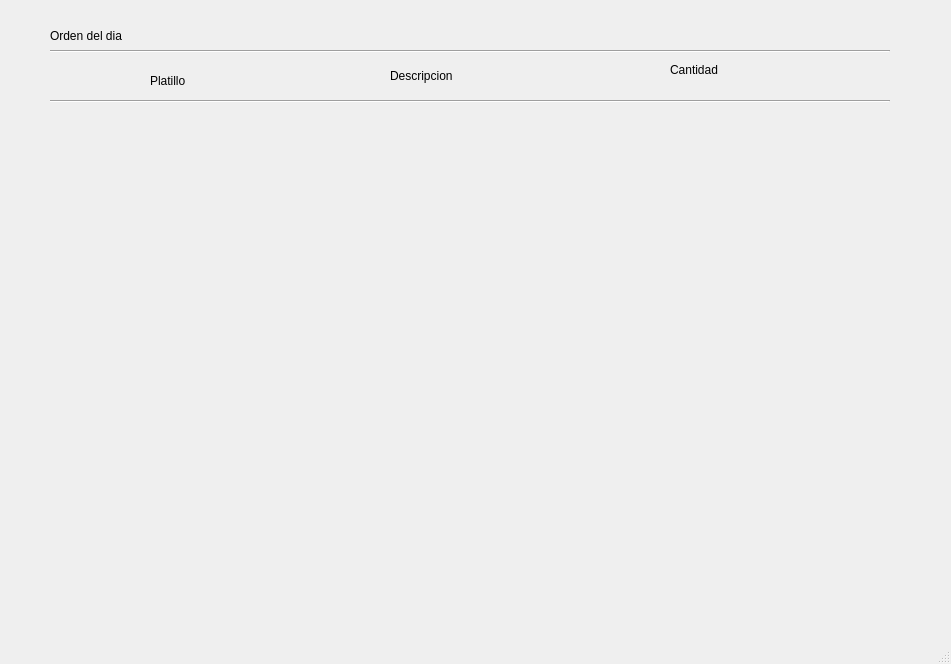
Before: the Qt Designer form Restaurante/Cocinero/principal_cocinero.ui in camvaz/restaurante-ihc, drawn with Qt 5.
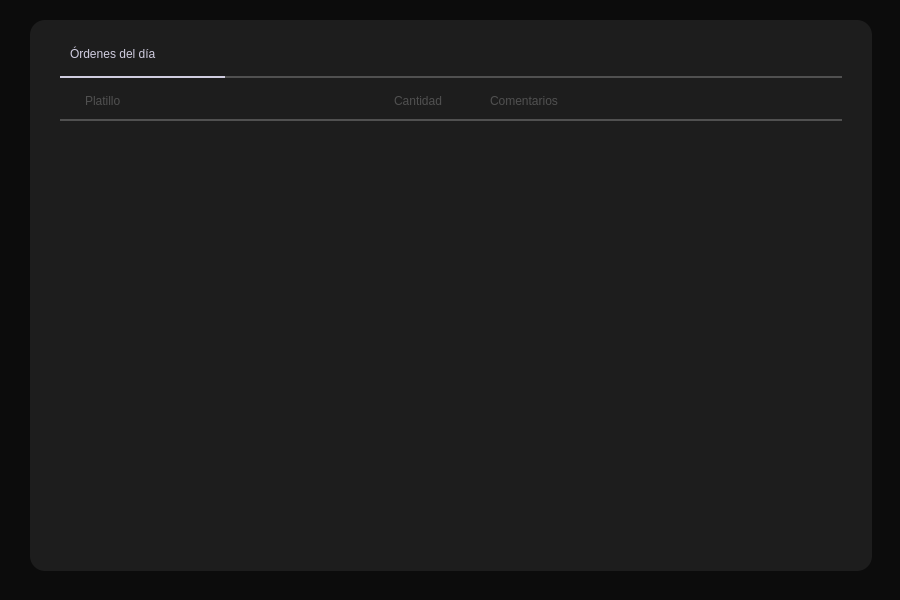
After: the same form once the commit is applied.

Commit message: cambios en cocinero (lista de órdenes)

Patch:
```diff
--- a/Restaurante/Cocinero/principal_cocinero.ui
+++ b/Restaurante/Cocinero/principal_cocinero.ui
@@ -6,155 +6,381 @@
    <rect>
     <x>0</x>
     <y>0</y>
-    <width>951</width>
-    <height>664</height>
+    <width>900</width>
+    <height>600</height>
    </rect>
   </property>
+  <property name="minimumSize">
+   <size>
+    <width>0</width>
+    <height>3</height>
+   </size>
+  </property>
   <property name="windowTitle">
    <string>MainWindow</string>
   </property>
+  <property name="styleSheet">
+   <string notr="true">background-color: #0C0C0C;</string>
+  </property>
   <widget class="QWidget" name="centralwidget">
-   <widget class="QScrollArea" name="scrollArea_10">
+   <widget class="QFrame" name="frame">
     <property name="geometry">
      <rect>
-      <x>60</x>
-      <y>130</y>
-      <width>779</width>
-      <height>434</height>
-     </rect>
-    </property>
-    <property name="styleSheet">
-     <string notr="true">border:none;</string>
-    </property>
-    <property name="widgetResizable">
-     <bool>true</bool>
-    </property>
-    <widget class="QWidget" name="scrollAreaWidgetContents_10">
-     <property name="geometry">
-      <rect>
-       <x>0</x>
-       <y>0</y>
-       <width>779</width>
-       <height>434</height>
-      </rect>
-     </property>
-     <layout class="QGridLayout" name="gridLayout_11">
-      <item row="0" column="0">
-       <layout class="QGridLayout" name="observarPlatillos">
-        <property name="leftMargin">
-         <number>20</number>
-        </property>
-        <property name="horizontalSpacing">
-         <number>160</number>
-        </property>
-       </layout>
-      </item>
-     </layout>
-    </widget>
-   </widget>
-   <widget class="QLabel" name="label">
-    <property name="geometry">
-     <rect>
-      <x>50</x>
+      <x>30</x>
       <y>20</y>
-      <width>151</width>
-      <height>31</height>
+      <width>842</width>
+      <height>551</height>
      </rect>
     </property>
-    <property name="text">
-     <string>Orden del dia</string>
+    <property name="styleSheet">
+     <string notr="true">background-color: #1D1D1D;
+border-radius: 15px;</string>
     </property>
-   </widget>
-   <widget class="Line" name="line">
-    <property name="geometry">
-     <rect>
-      <x>50</x>
-      <y>50</y>
-      <width>840</width>
-      <height>3</height>
-     </rect>
+    <property name="frameShape">
+     <enum>QFrame::StyledPanel</enum>
     </property>
-    <property name="orientation">
-     <enum>Qt::Horizontal</enum>
+    <property name="frameShadow">
+     <enum>QFrame::Raised</enum>
     </property>
+    <layout class="QGridLayout" name="gridLayout">
+     <property name="leftMargin">
+      <number>30</number>
+     </property>
+     <property name="topMargin">
+      <number>20</number>
+     </property>
+     <property name="rightMargin">
+      <number>30</number>
+     </property>
+     <property name="bottomMargin">
+      <number>20</number>
+     </property>
+     <property name="spacing">
+      <number>10</number>
+     </property>
+     <item row="0" column="0">
+      <layout class="QVBoxLayout" name="verticalLayout">
+       <property name="spacing">
+        <number>8</number>
+       </property>
+       <item>
+        <layout class="QHBoxLayout" name="horizontalLayout_3">
+         <item>
+          <spacer name="horizontalSpacer_6">
+           <property name="orientation">
+            <enum>Qt::Horizontal</enum>
+           </property>
+           <property name="sizeType">
+            <enum>QSizePolicy::Fixed</enum>
+           </property>
+           <property name="sizeHint" stdset="0">
+            <size>
+             <width>10</width>
+             <height>20</height>
+            </size>
+           </property>
+          </spacer>
+         </item>
+         <item>
+          <widget class="QLabel" name="label">
+           <property name="minimumSize">
+            <size>
+             <width>143</width>
+             <height>28</height>
+            </size>
+           </property>
+           <property name="styleSheet">
+            <string notr="true">font: 75 14pt &quot;Noto Serif&quot;;
+color:#D0CDE0;</string>
+           </property>
+           <property name="text">
+            <string>Órdenes del día</string>
+           </property>
+          </widget>
+         </item>
+         <item>
+          <spacer name="horizontalSpacer_5">
+           <property name="orientation">
+            <enum>Qt::Horizontal</enum>
+           </property>
+           <property name="sizeHint" stdset="0">
+            <size>
+             <width>40</width>
+             <height>20</height>
+            </size>
+           </property>
+          </spacer>
+         </item>
+        </layout>
+       </item>
+       <item>
+        <layout class="QHBoxLayout" name="horizontalLayout_2">
+         <property name="spacing">
+          <number>0</number>
+         </property>
+         <item>
+          <widget class="Line" name="line_3">
+           <property name="minimumSize">
+            <size>
+             <width>165</width>
+             <height>2</height>
+            </size>
+           </property>
+           <property name="maximumSize">
+            <size>
+             <width>165</width>
+             <height>2</height>
+            </size>
+           </property>
+           <property name="styleSheet">
+            <string notr="true">background-color: #D0CDE0;</string>
+           </property>
+           <property name="orientation">
+            <enum>Qt::Horizontal</enum>
+           </property>
+          </widget>
+         </item>
+         <item>
+          <widget class="Line" name="line">
+           <property name="minimumSize">
+            <size>
+             <width>570</width>
+             <height>2</height>
+            </size>
+           </property>
+           <property name="maximumSize">
+            <size>
+             <width>16777215</width>
+             <height>2</height>
+            </size>
+           </property>
+           <property name="styleSheet">
+            <string notr="true">background-color: #505050;</string>
+           </property>
+           <property name="orientation">
+            <enum>Qt::Horizontal</enum>
+           </property>
+          </widget>
+         </item>
+        </layout>
+       </item>
+       <item>
+        <spacer name="verticalSpacer">
+         <property name="orientation">
+          <enum>Qt::Vertical</enum>
+         </property>
+         <property name="sizeType">
+          <enum>QSizePolicy::Fixed</enum>
+         </property>
+         <property name="sizeHint" stdset="0">
+          <size>
+           <width>20</width>
+           <height>5</height>
+          </size>
+         </property>
+        </spacer>
+       </item>
+       <item>
+        <layout class="QHBoxLayout" name="horizontalLayout">
+         <item>
+          <spacer name="horizontalSpacer_4">
+           <property name="orientation">
+            <enum>Qt::Horizontal</enum>
+           </property>
+           <property name="sizeType">
+            <enum>QSizePolicy::Fixed</enum>
+           </property>
+           <property name="sizeHint" stdset="0">
+            <size>
+             <width>25</width>
+             <height>20</height>
+            </size>
+           </property>
+          </spacer>
+         </item>
+         <item>
+          <widget class="QLabel" name="label_2">
+           <property name="sizePolicy">
+            <sizepolicy hsizetype="Fixed" vsizetype="Preferred">
+             <horstretch>0</horstretch>
+             <verstretch>0</verstretch>
+            </sizepolicy>
+           </property>
+           <property name="styleSheet">
+            <string notr="true">font: 75 11pt &quot;Noto Serif&quot;;
+color:#505050;</string>
+           </property>
+           <property name="text">
+            <string>Platillo</string>
+           </property>
+          </widget>
+         </item>
+         <item>
+          <spacer name="horizontalSpacer">
+           <property name="orientation">
+            <enum>Qt::Horizontal</enum>
+           </property>
+           <property name="sizeHint" stdset="0">
+            <size>
+             <width>265</width>
+             <height>20</height>
+            </size>
+           </property>
+          </spacer>
+         </item>
+         <item>
+          <widget class="QLabel" name="label_3">
+           <property name="sizePolicy">
+            <sizepolicy hsizetype="Fixed" vsizetype="Preferred">
+             <horstretch>0</horstretch>
+             <verstretch>0</verstretch>
+            </sizepolicy>
+           </property>
+           <property name="styleSheet">
+            <string notr="true">font: 75 11pt &quot;Noto Serif&quot;;
+color:#505050;</string>
+           </property>
+           <property name="text">
+            <string>Cantidad</string>
+           </property>
+          </widget>
+         </item>
+         <item>
+          <spacer name="horizontalSpacer_2">
+           <property name="orientation">
+            <enum>Qt::Horizontal</enum>
+           </property>
+           <property name="sizeType">
+            <enum>QSizePolicy::Fixed</enum>
+           </property>
+           <property name="sizeHint" stdset="0">
+            <size>
+             <width>40</width>
+             <height>20</height>
+            </size>
+           </property>
+          </spacer>
+         </item>
+         <item>
+          <widget class="QLabel" name="label_4">
+           <property name="sizePolicy">
+            <sizepolicy hsizetype="Fixed" vsizetype="Preferred">
+             <horstretch>0</horstretch>
+             <verstretch>0</verstretch>
+            </sizepolicy>
+           </property>
+           <property name="minimumSize">
+            <size>
+             <width>101</width>
+             <height>0</height>
+            </size>
+           </property>
+           <property name="styleSheet">
+            <string notr="true">font: 75 11pt &quot;Noto Serif&quot;;
+color:#505050;</string>
+           </property>
+           <property name="text">
+            <string>Comentarios</string>
+           </property>
+          </widget>
+         </item>
+         <item>
+          <spacer name="horizontalSpacer_3">
+           <property name="orientation">
+            <enum>Qt::Horizontal</enum>
+           </property>
+           <property name="sizeType">
+            <enum>QSizePolicy::Expanding</enum>
+           </property>
+           <property name="sizeHint" stdset="0">
+            <size>
+             <width>200</width>
+             <height>20</height>
+            </size>
+           </property>
+          </spacer>
+         </item>
+        </layout>
+       </item>
+       <item>
+        <widget class="Line" name="line_2">
+         <property name="minimumSize">
+          <size>
+           <width>750</width>
+           <height>2</height>
+          </size>
+         </property>
+         <property name="maximumSize">
+          <size>
+           <width>16777215</width>
+           <height>2</height>
+          </size>
+         </property>
+         <property name="styleSheet">
+          <string notr="true">background-color: #505050;</string>
+         </property>
+         <property name="orientation">
+          <enum>Qt::Horizontal</enum>
+         </property>
+        </widget>
+       </item>
+       <item>
+        <widget class="QScrollArea" name="scrollArea_10">
+         <property name="minimumSize">
+          <size>
+           <width>770</width>
+           <height>300</height>
+          </size>
+         </property>
+         <property name="styleSheet">
+          <string notr="true">border:none;</string>
+         </property>
+         <property name="lineWidth">
+          <number>0</number>
+         </property>
+         <property name="widgetResizable">
+          <bool>true</bool>
+         </property>
+         <widget class="QWidget" name="scrollAreaWidgetContents_10">
+          <property name="geometry">
+           <rect>
+            <x>0</x>
+            <y>0</y>
+            <width>780</width>
+            <height>406</height>
+           </rect>
+          </property>
+          <layout class="QGridLayout" name="gridLayout_11">
+           <item row="0" column="0">
+            <layout class="QGridLayout" name="observarPlatillos">
+             <property name="leftMargin">
+              <number>0</number>
+             </property>
+             <property name="spacing">
+              <number>0</number>
+             </property>
+            </layout>
+           </item>
+          </layout>
+         </widget>
+        </widget>
+       </item>
+      </layout>
+     </item>
+    </layout>
    </widget>
-   <widget class="Line" name="line_2">
-    <property name="geometry">
-     <rect>
-      <x>50</x>
-      <y>100</y>
-      <width>840</width>
-      <height>3</height>
-     </rect>
-    </property>
-    <property name="orientation">
-     <enum>Qt::Horizontal</enum>
-    </property>
-   </widget>
-   <widget class="Line" name="line_3">
-    <property name="geometry">
-     <rect>
-      <x>50</x>
-      <y>50</y>
-      <width>118</width>
-      <height>3</height>
-     </rect>
-    </property>
-    <property name="orientation">
-     <enum>Qt::Horizontal</enum>
-    </property>
-   </widget>
-   <widget class="QLabel" name="label_2">
-    <property name="geometry">
-     <rect>
-      <x>150</x>
-      <y>60</y>
-      <width>71</width>
-      <height>41</height>
-     </rect>
-    </property>
-    <property name="text">
-     <string>Platillo</string>
-    </property>
-   </widget>
-   <widget class="QLabel" name="label_4">
-    <property name="geometry">
-     <rect>
-      <x>390</x>
-      <y>60</y>
-      <width>91</width>
-      <height>31</height>
-     </rect>
-    </property>
-    <property name="text">
-     <string>Descripcion</string>
-    </property>
-   </widget>
-   <widget class="QLabel" name="label_3">
-    <property name="geometry">
-     <rect>
-      <x>670</x>
-      <y>50</y>
-      <width>80</width>
-      <height>40</height>
-     </rect>
-    </property>
-    <property name="text">
-     <string>Cantidad</string>
-    </property>
-   </widget>
+   <zorder>line</zorder>
+   <zorder>label</zorder>
+   <zorder>line_2</zorder>
+   <zorder>line_3</zorder>
+   <zorder>label_2</zorder>
+   <zorder>label_4</zorder>
+   <zorder>label_3</zorder>
+   <zorder>horizontalSpacer</zorder>
+   <zorder>horizontalSpacer_2</zorder>
+   <zorder>horizontalSpacer_5</zorder>
+   <zorder>frame</zorder>
   </widget>
-  <widget class="QMenuBar" name="menubar">
-   <property name="geometry">
-    <rect>
-     <x>0</x>
-     <y>0</y>
-     <width>951</width>
-     <height>26</height>
-    </rect>
-   </property>
-  </widget>
-  <widget class="QStatusBar" name="statusbar"/>
  </widget>
  <resources/>
  <connections/>
```
The commit also changes 6 other files.
